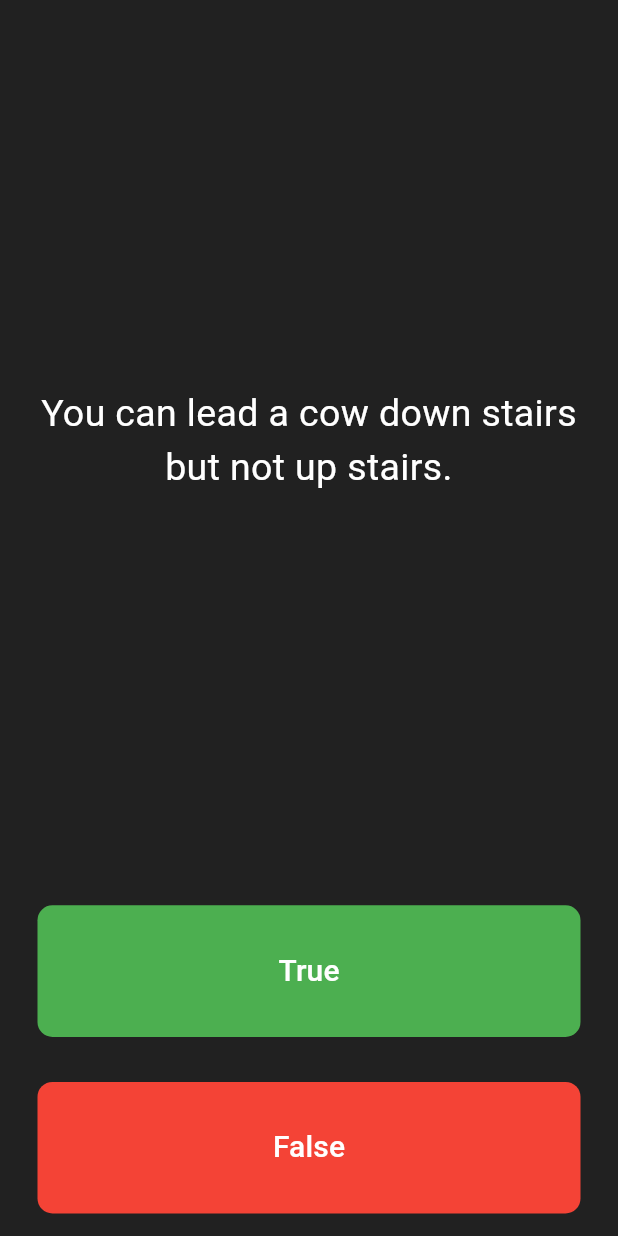
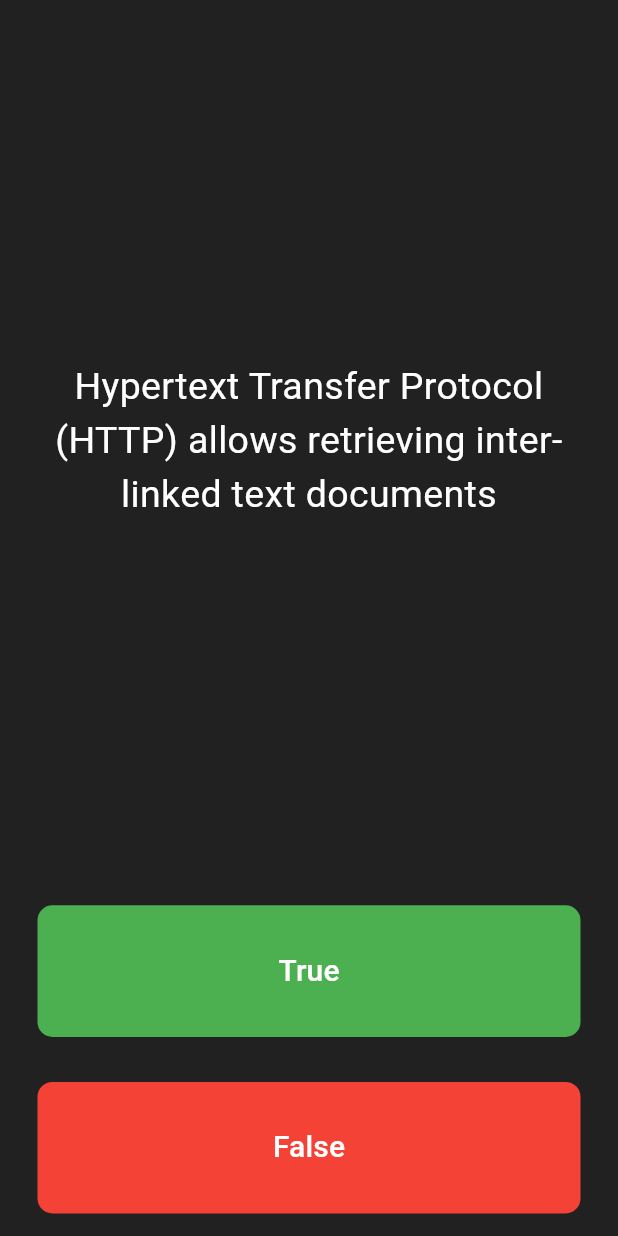
Before and after one commit to tnt-exe/quizlord, a Flutter app: the screen it shows after launch, on a phone screen of 412 x 824 dp. Run offline on Flutter 3.47's test engine with Material 3 defaults, Android fonts, the light colour scheme and no system bars; our stand-ins replace rflutter_alert.

Commit message:
chore: add new question

```diff
--- a/lib/quiz_manage.dart
+++ b/lib/quiz_manage.dart
@@ -5,12 +5,30 @@ class QuizManage {
 
   final List<Quiz> _quizBank = [
     Quiz(
-        question: "You can lead a cow down stairs but not up stairs.",
+        question:
+            "Hypertext Transfer Protocol (HTTP) allows retrieving inter-linked text documents",
+        answer: true),
+    Quiz(
+        question:
+            "Uniform interface: all resources are accessed with a generic interface (e.g., HTTP GET, POST, PUT, DELETE)",
+        answer: true),
+    Quiz(
+        question:
+            "A RESTful Web service is like Web applications, but for human",
+        answer: false),
+    Quiz(question: "A <div> block is an inline-level element", answer: false),
+    Quiz(question: "BAML can't be decompiled back into XAML", answer: true),
+    Quiz(question: "Inline-level elements begin on a new line", answer: false),
+    Quiz(question: "True or False, Bootstrap is mobile-first", answer: true),
+    Quiz(
+        question:
+            "Unlike earlier versions of HTML, HTML5 produces pages that look the same across all browsers",
         answer: false),
     Quiz(
-        question: "Approximately one quarter of human bones are in the feet.",
+        question:
+            "HTML5 tags have the same semantic meaning, regardless of the browser being used",
         answer: true),
-    Quiz(question: "A slug's blood is green.", answer: true),
+    Quiz(question: "Block-level elements begin on a new line", answer: true),
   ];
 
   void nextQuestion() {
```
